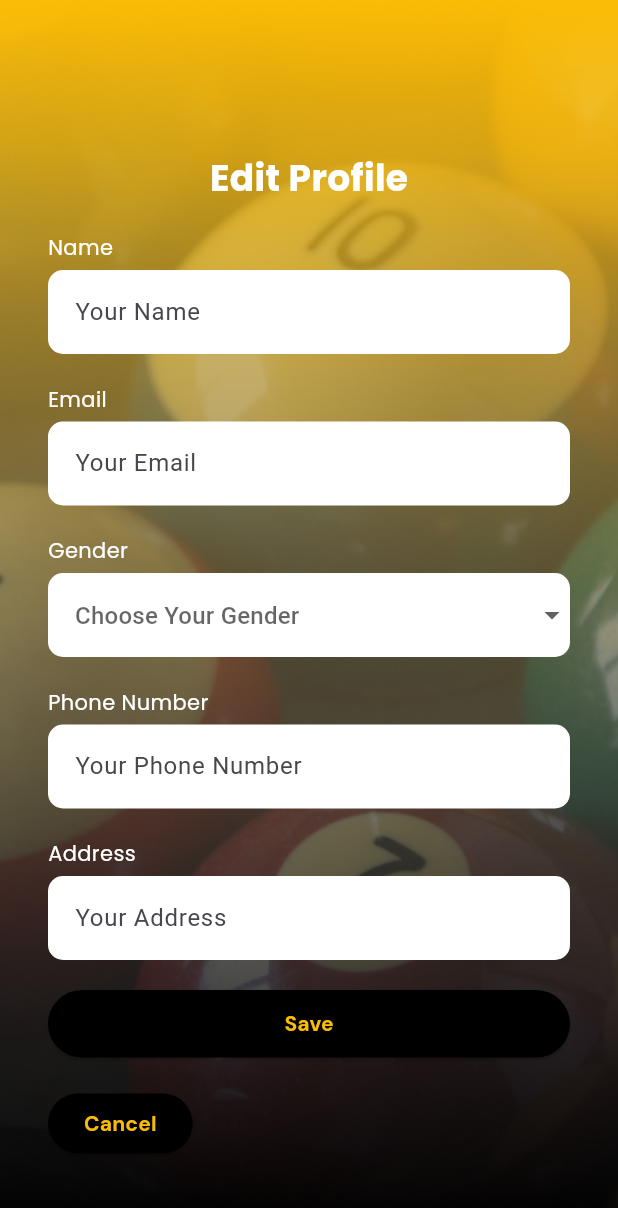
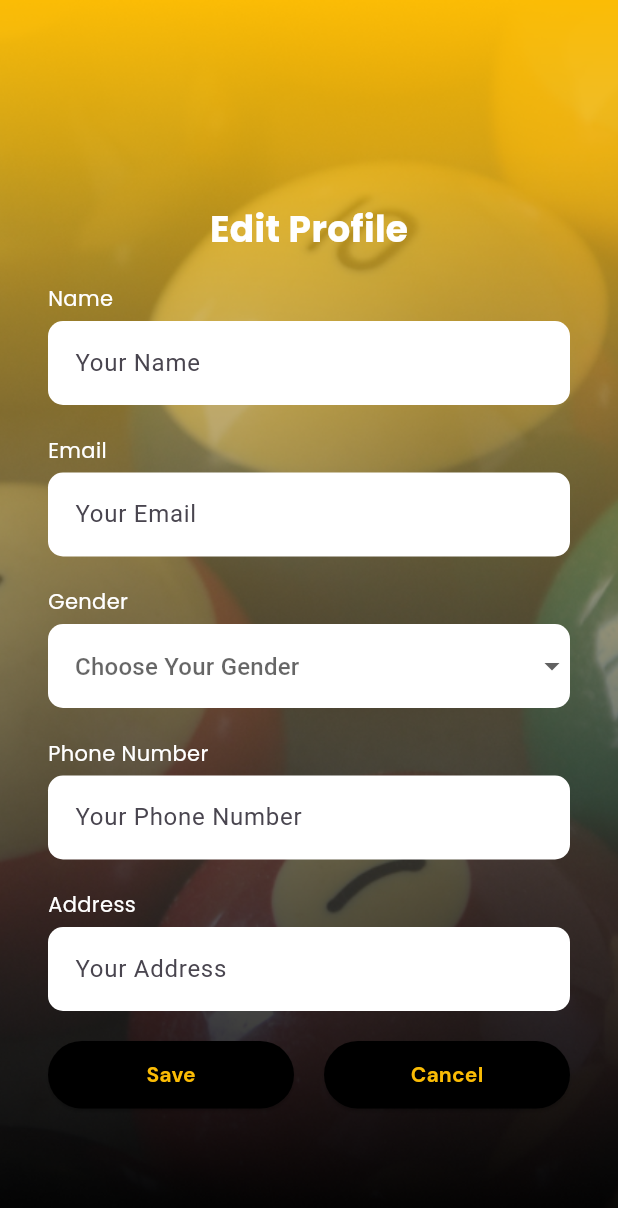
Before and after one commit to nabilahhp/CueBall-Mobile, a Flutter app: the EditProfile screen opened directly, on a phone screen of 412 x 824 dp. Shown: the top 1208 px of the screen. Run offline on Flutter 3.47's test engine with Material 3 defaults, Android fonts, the phone set to English and light mode, and no system bars; our stand-ins replace awesome_dialog, flutter_svg, get, google_fonts, iconsax; missing offline and left inert: clippy_flutter.

Commit message:
profileee

```diff
--- a/lib/profile/editprofile.dart
+++ b/lib/profile/editprofile.dart
@@ -68,17 +68,14 @@ class EditProfile extends StatelessWidget {
                           hintText: 'Your Address',
                         ),
                         SizedBox(height: 20),
-                        Container(
-                          width: double.infinity,
+                        Row(
+                          children: [
+                            Expanded(
+                              child: Container(
                                 height: 45,
                                 child: ElevatedButton(
                                   onPressed: () {
-                              Navigator.push(
-                                context,
-                                MaterialPageRoute(
-                                  builder: (context) => NavigationMenu(),
-                                ),
-                              );
+                                    // Handle Save button press
                                   },
                                   child: Text(
                                     "Save",
@@ -91,14 +88,15 @@ class EditProfile extends StatelessWidget {
                                   ),
                                 ),
                               ),
-                        SizedBox(height: 20),
-                        ElevatedButton(
+                            ),
+                            SizedBox(width: 20),
+                            Expanded(
+                              child: Container(
+                                height: 45,
+                                child: ElevatedButton(
                                   onPressed: () {
-                            Navigator.push(
-                              context,
-                              MaterialPageRoute(
-                                  builder: (context) => ProfileScreen()),
-                            );
+                                    // Navigate back to ProfileScreen
+                                    Navigator.pop(context);
                                   },
                                   child: Text(
                                     "Cancel",
@@ -109,6 +107,10 @@ class EditProfile extends StatelessWidget {
                                   style: ElevatedButton.styleFrom(
                                     backgroundColor: buttonColorBlack,
                                   ),
+                                ),
+                              ),
+                            ),
+                          ],
                         ),
                       ],
                     ),
```
Also changed, not shown: lib/password/changepass.dart (+17 -10 lines), lib/profile/profile_screen.dart (+33 -31 lines), lib/widget_home/food.dart (+1 -7 lines). Lines whose indentation alone changed are shown as unchanged.
